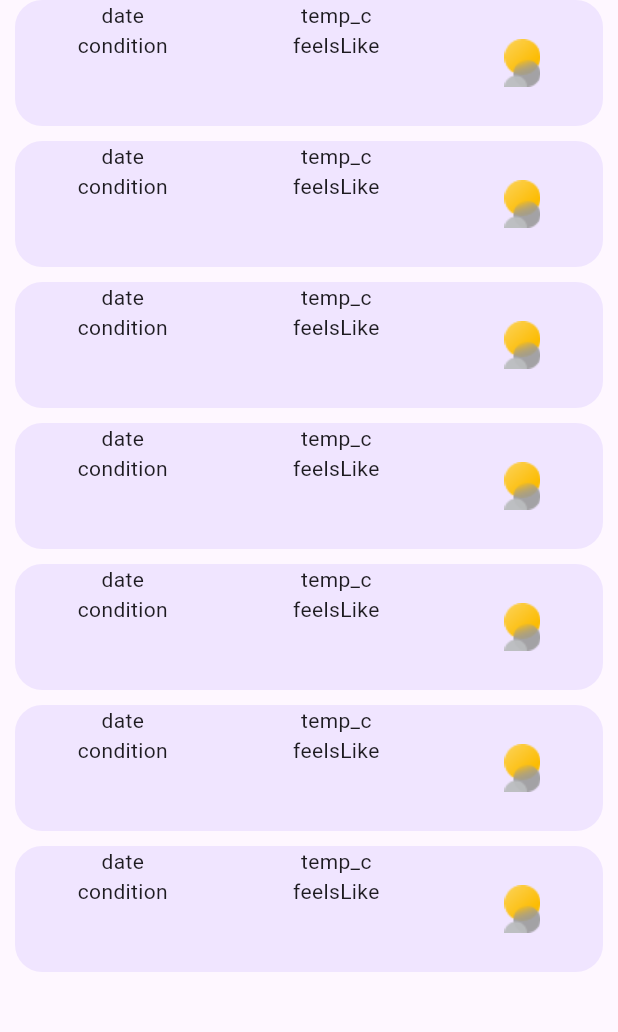
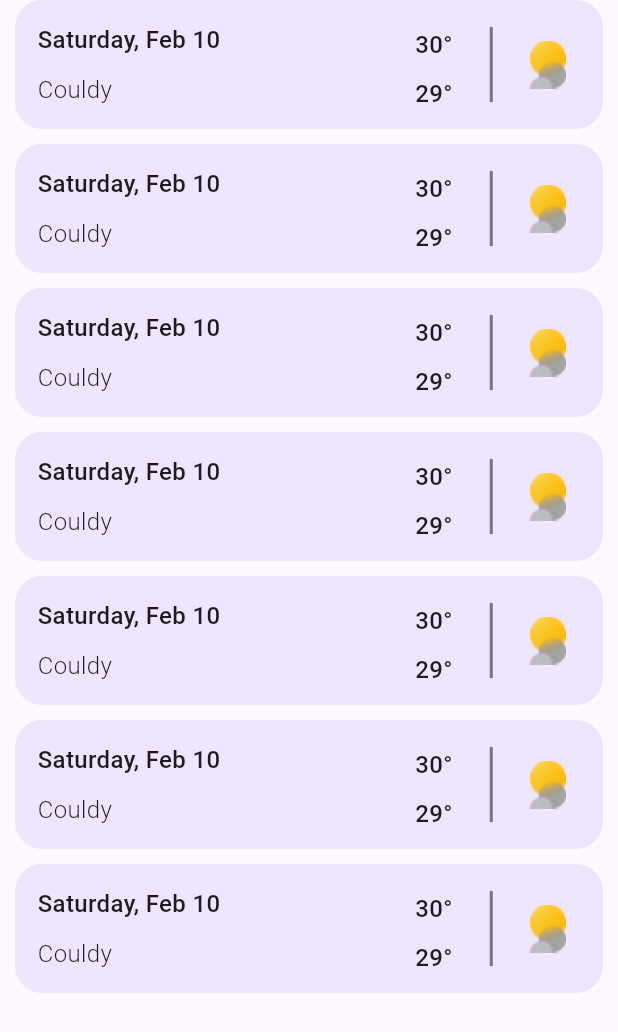
Before and after one commit to SankalpGithub/weatherApp, a Flutter app: the History widget shown alone on an empty page, opened directly, on a phone screen of 412 x 824 dp. Shown: the top 1032 px of the screen. Run offline on Flutter 3.47's test engine with Material 3 defaults, Android fonts, the phone set to English and light mode, and no system bars; our stand-ins replace fl_chart, geolocator.

Commit message:
ui of History

```diff
--- a/lib/pages/History.dart
+++ b/lib/pages/History.dart
@@ -19,30 +19,73 @@ class HistoryState extends State<History> {
                 return
                     Container(
                       margin: const EdgeInsets.only(left: 10, right: 10,bottom: 10),
-                      height: 84,
+                      height: 86,
                       width: 200,
                       decoration: BoxDecoration(
                         color: windows.withOpacity(0.3),
                         borderRadius: BorderRadius.all(Radius.circular(18))
                       ),
                       child: Row(
-                        mainAxisAlignment: MainAxisAlignment.spaceAround,
+                        mainAxisAlignment: MainAxisAlignment.spaceBetween,
                         crossAxisAlignment: CrossAxisAlignment.center,
                         children: [
-                          Column(
+                          Container(
+                            margin: EdgeInsets.all(15),
+                            child: Column(
+                              crossAxisAlignment: CrossAxisAlignment.start,
                               children: [
-                              Text('date'),
-                              Text('condition')
+                                Text('Saturday, Feb 10', style: TextStyle(
+                                  fontSize: 16,
+                                  fontWeight: FontWeight.w500
+                                ),
+                                ),
+                                SizedBox(
+                                  height: 10,
+                                ),
+                                Text('Couldy', style: TextStyle(
+                                    fontSize: 16,
+                                    fontWeight: FontWeight.w300
+                                ),)
                               ],
                             ),
-                          Column(
+                          ),
+                          Container(
+                            height: 80,
+                            width: 150,
+                            child: Center(
+                              child: Row(
+                                mainAxisAlignment: MainAxisAlignment.spaceEvenly,
                                 children: [
-                              Text('temp_c'),
-                              Text('feelsLike')
+                                  Container(
+                                    margin: EdgeInsets.only(top: 15),
+                                    child: Column(
+                                      children: [
+                                        Text('30°', style: TextStyle(
+                                            fontSize: 16,
+                                            fontWeight: FontWeight.w500
+                                        ),),
+                                        SizedBox(
+                                          height: 10,
+                                        ),
+                                        Text('29°', style: TextStyle(
+                                            fontSize: 16,
+                                            fontWeight: FontWeight.w500
+                                        ),)
                                       ],
+                                    ),
+                                  ),
+
+                                  Container(
+                                    width: 2,
+                                    height: 50,
+                                    color: my_black.withOpacity(0.5),
                                   ),
 
                                   Image.asset("assets/images/Group1.png")
+                                ],
+                              ),
+                            ),
+                          )
                         ],
                       ),
                     );
--- a/lib/pages/Today.dart
+++ b/lib/pages/Today.dart
@@ -130,7 +130,7 @@ class _TodayState extends State<Today> {
 
     List<String> dayList = [];
     for(int i=0;i<4;i++){
-      dayList.add(day(dayOfWeek + i));
+      dayList.add(day((dayOfWeek + i)%7));
     }
     return dayList;
   }
@@ -150,7 +150,7 @@ class _TodayState extends State<Today> {
         return "Fri";
       case 6:
         return "Sat";
-      case 7:
+      case 0:
         return "Sun";
       default:
         return "Invalid day";
```
Lines whose indentation alone changed are shown as unchanged.
